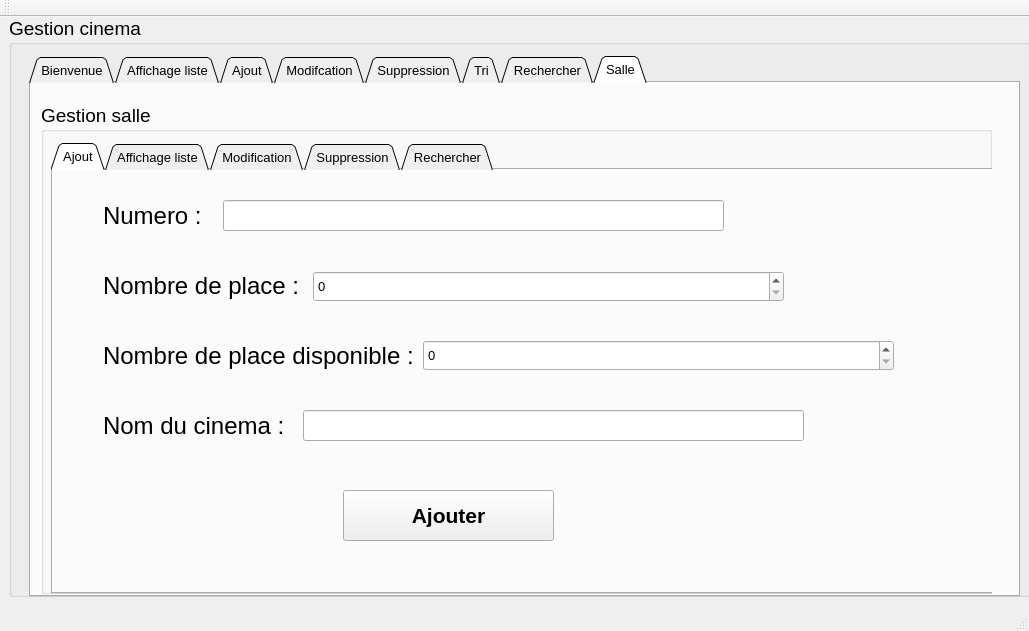
First picture: the form in mainwindow.ui, repository SeifEddineAmara/smart-cinema-2A4, before the edit.
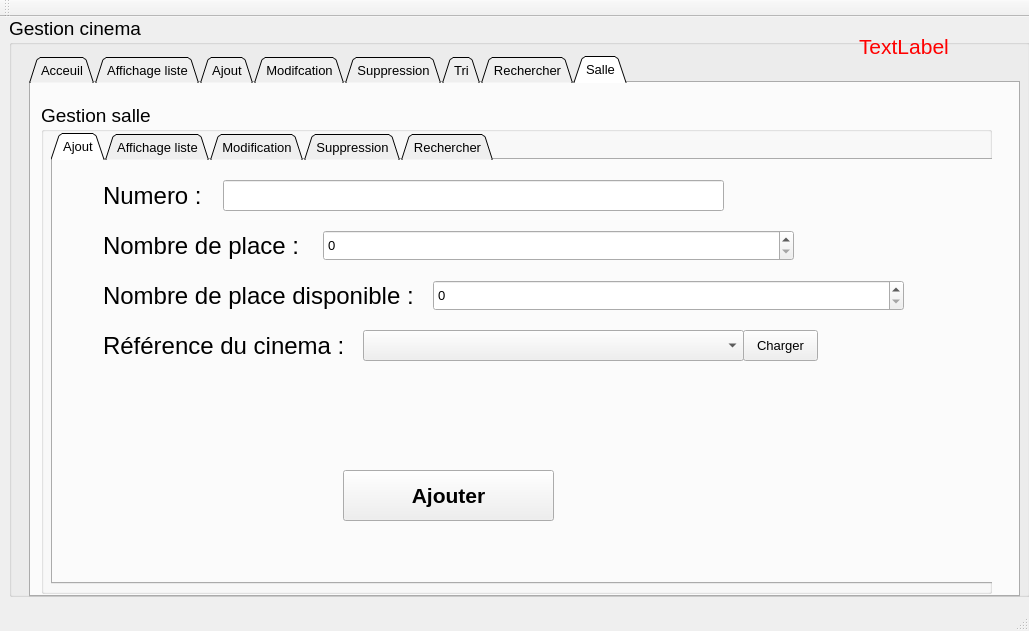
Second picture: the form after the edit. The open tabs and pages were chosen to show the change. Icons and pictures are not drawn.

What changed in the file:
```diff
--- a/mainwindow.ui
+++ b/mainwindow.ui
@@ -59,7 +59,7 @@
      </property>
      <widget class="QWidget" name="tab">
       <attribute name="title">
-       <string>Bienvenue</string>
+       <string>Acceuil</string>
       </attribute>
      </widget>
      <widget class="QWidget" name="tab_2">
@@ -802,7 +802,7 @@
         <property name="geometry">
          <rect>
           <x>10</x>
-          <y>40</y>
+          <y>30</y>
           <width>951</width>
           <height>451</height>
          </rect>
@@ -826,7 +826,7 @@
           <property name="geometry">
            <rect>
             <x>50</x>
-            <y>30</y>
+            <y>20</y>
             <width>111</width>
             <height>31</height>
            </rect>
@@ -844,7 +844,7 @@
           <property name="geometry">
            <rect>
             <x>50</x>
-            <y>100</y>
+            <y>70</y>
             <width>211</width>
             <height>31</height>
            </rect>
@@ -862,7 +862,7 @@
           <property name="geometry">
            <rect>
             <x>50</x>
-            <y>170</y>
+            <y>120</y>
             <width>321</width>
             <height>31</height>
            </rect>
@@ -876,42 +876,11 @@
            <string>Nombre de place disponible :</string>
           </property>
          </widget>
-         <widget class="QLabel" name="label_18">
-          <property name="geometry">
-           <rect>
-            <x>50</x>
-            <y>240</y>
-            <width>191</width>
-            <height>31</height>
-           </rect>
-          </property>
-          <property name="font">
-           <font>
-            <pointsize>18</pointsize>
-           </font>
-          </property>
-          <property name="text">
-           <string>Nom du cinema :</string>
-          </property>
-         </widget>
-         <widget class="QLineEdit" name="lineEdit_nom_cinema_salle_ajout">
-          <property name="geometry">
-           <rect>
-            <x>250</x>
-            <y>240</y>
-            <width>501</width>
-            <height>31</height>
-           </rect>
-          </property>
-          <property name="styleSheet">
-           <string notr="true">border-image: white</string>
-          </property>
-         </widget>
          <widget class="QSpinBox" name="spinBox_nb_place_salle_ajout">
           <property name="geometry">
            <rect>
-            <x>260</x>
-            <y>101</y>
+            <x>270</x>
+            <y>70</y>
             <width>471</width>
             <height>31</height>
            </rect>
@@ -923,8 +892,8 @@
          <widget class="QSpinBox" name="spinBox_nb_place_dispo_salle_ajout">
           <property name="geometry">
            <rect>
-            <x>370</x>
-            <y>170</y>
+            <x>380</x>
+            <y>120</y>
             <width>471</width>
             <height>31</height>
            </rect>
@@ -937,7 +906,7 @@
           <property name="geometry">
            <rect>
             <x>290</x>
-            <y>320</y>
+            <y>310</y>
             <width>211</width>
             <height>51</height>
            </rect>
@@ -960,7 +929,7 @@
           <property name="geometry">
            <rect>
             <x>170</x>
-            <y>30</y>
+            <y>20</y>
             <width>501</width>
             <height>31</height>
            </rect>
@@ -969,6 +938,53 @@
            <string notr="true">border-image: white</string>
           </property>
          </widget>
+         <widget class="QComboBox" name="comboBox_ref_cinema">
+          <property name="geometry">
+           <rect>
+            <x>310</x>
+            <y>170</y>
+            <width>381</width>
+            <height>31</height>
+           </rect>
+          </property>
+          <property name="styleSheet">
+           <string notr="true">border-image: white</string>
+          </property>
+         </widget>
+         <widget class="QPushButton" name="pushButton_load_reference">
+          <property name="geometry">
+           <rect>
+            <x>690</x>
+            <y>170</y>
+            <width>75</width>
+            <height>31</height>
+           </rect>
+          </property>
+          <property name="styleSheet">
+           <string notr="true">border-image: url(:/new/prefix2/orange.png);</string>
+          </property>
+          <property name="text">
+           <string>Charger</string>
+          </property>
+         </widget>
+         <widget class="QLabel" name="label_28">
+          <property name="geometry">
+           <rect>
+            <x>50</x>
+            <y>170</y>
+            <width>251</width>
+            <height>31</height>
+           </rect>
+          </property>
+          <property name="font">
+           <font>
+            <pointsize>18</pointsize>
+           </font>
+          </property>
+          <property name="text">
+           <string>Référence du cinema :</string>
+          </property>
+         </widget>
         </widget>
         <widget class="QWidget" name="tab_10">
          <attribute name="title">
@@ -1359,6 +1375,29 @@
       </widget>
      </widget>
     </widget>
+    <widget class="QLabel" name="label_timer">
+     <property name="geometry">
+      <rect>
+       <x>850</x>
+       <y>20</y>
+       <width>111</width>
+       <height>21</height>
+      </rect>
+     </property>
+     <property name="font">
+      <font>
+       <pointsize>16</pointsize>
+      </font>
+     </property>
+     <property name="styleSheet">
+      <string notr="true">border-image: url(:/new/prefix1/marron.jpg);
+color: rgb(255, 0, 0);
+border-color: rgb(255, 85, 127);</string>
+     </property>
+     <property name="text">
+      <string>TextLabel</string>
+     </property>
+    </widget>
    </widget>
   </widget>
   <widget class="QMenuBar" name="menuBar">
```
Left out of the diff: 233 changed lines with no effect on the pictures.
